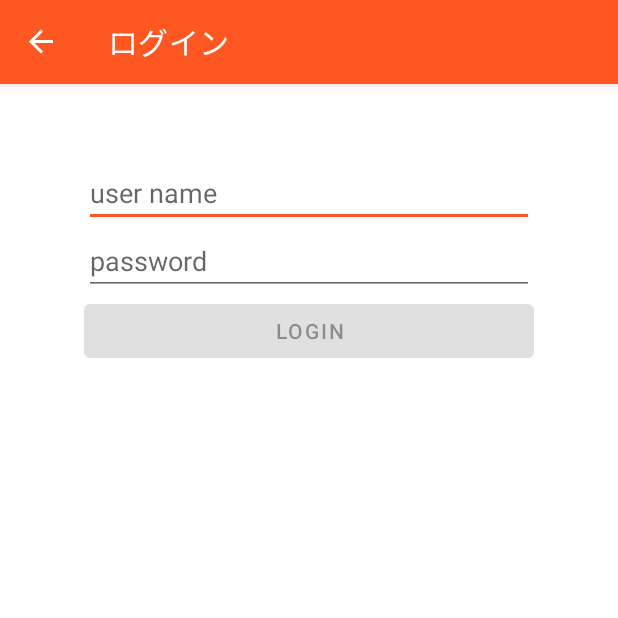
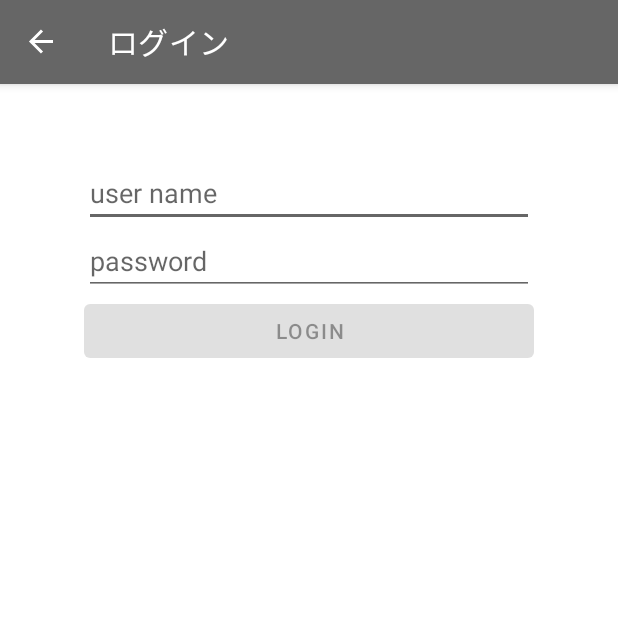
Before and after one commit to gunny517/mylaps, an Android app: the screen it shows after launch (MainActivity), on a phone screen of 412 x 824 dp, the top half of it. Run offline under Robolectric (Android 15) with nearby library versions, the phone set to English and light mode, and no system bars; our stand-ins replace data binding, navigation-ui; libraries missing offline, so code that uses them is left out: retrofit.client.

```diff
--- a/app/build.gradle
+++ b/app/build.gradle
@@ -15,8 +15,8 @@ android {
         applicationId "jp.ceed.android.mylapslogger"
         minSdk 21
         targetSdk 31
-        versionCode 1
-        versionName "1.0"
+        versionCode Integer.parseInt(AppVersionCode)
+        versionName AppVersionName
 
         testInstrumentationRunner "androidx.test.runner.AndroidJUnitRunner"
 
--- /dev/null
+++ b/app/gradle.properties
@@ -0,0 +1,2 @@
+AppVersionCode = 1
+AppVersionName = 1.2.0
--- a/app/src/main/res/menu/menu_main.xml
+++ b/app/src/main/res/menu/menu_main.xml
@@ -21,4 +21,10 @@
 		app:showAsAction="never"
 		android:visible="false"/>
 
+	<item
+		android:id="@+id/action_app_info"
+		android:orderInCategory="100"
+		android:title="@string/action_app_info"
+		app:showAsAction="never"
+		android:visible="false"/>
 </menu>
--- a/app/src/main/res/navigation/nav_graph.xml
+++ b/app/src/main/res/navigation/nav_graph.xml
@@ -22,6 +22,10 @@
 		<action
 			android:id="@+id/action_ActivitiesFragment_to_UserInfoFragment"
 			app:destination="@id/UserInfoFragment"/>
+
+		<action
+			android:id="@+id/action_ActivitiesFragment_to_AppInfoFragment"
+			app:destination="@id/AppInfoFragment"/>
 	</fragment>
 
 	<fragment
@@ -129,4 +133,9 @@
 			android:name="title"
 			app:argType="string"/>
 	</fragment>
+
+	<fragment
+		android:id="@+id/AppInfoFragment"
+		android:name="jp.ceed.android.mylapslogger.AppInfoFragment"
+		android:label="@string/label_app_info_fragment"/>
 </navigation>
--- a/app/src/main/res/values-night/colors.xml
+++ b/app/src/main/res/values-night/colors.xml
@@ -1,7 +1,7 @@
 <?xml version="1.0" encoding="utf-8"?>
 <resources>
-	<color name="colorPrimary">#FF5722</color>
-	<color name="colorPrimaryDark">#C2441C</color>
+	<color name="colorPrimary">#464646</color>
+	<color name="colorPrimaryDark">#33FF9A6B</color>
 	<color name="colorAccent">#3184c9</color>
 	<color name="black">#FF000000</color>
 	<color name="white">#FFFFFFFF</color>
@@ -14,6 +14,6 @@
 	<color name="text_slower">#EC8275</color>
 	<color name="text_menu">@color/white</color>
 	<color name="bg_lap_list_shown">#666666</color>
-	<color name="window_back_ground">#383838</color>
+	<color name="window_back_ground">#161616</color>
 	<color name="speed_bar">#678DFF</color>
 </resources>
--- a/app/src/main/res/values-night/themes.xml
+++ b/app/src/main/res/values-night/themes.xml
@@ -5,7 +5,7 @@
 		<!-- Primary brand color. -->
 		<item name="colorPrimary">@color/colorPrimary</item>
 		<item name="colorPrimaryVariant">@color/colorPrimaryDark</item>
-		<item name="colorOnPrimary">@color/black</item>
+		<item name="colorOnPrimary">@color/white</item>
 		<!-- Secondary brand color. -->
 		<item name="colorSecondary">@color/colorPrimary</item>
 		<item name="colorSecondaryVariant">@color/colorPrimaryDark</item>
@@ -18,4 +18,5 @@
 		<item name="android:textColor">@color/text_default</item>
 		<item name="android:windowBackground">@color/window_back_ground</item>
 	</style>
+
 </resources>
--- a/app/src/main/res/values/colors.xml
+++ b/app/src/main/res/values/colors.xml
@@ -1,12 +1,12 @@
 <?xml version="1.0" encoding="utf-8"?>
 <resources>
-	<color name="colorPrimary">#FF5722</color>
-	<color name="colorPrimaryDark">#C2441C</color>
+	<color name="colorPrimary">#666666</color>
+	<color name="colorPrimaryDark">#FF8146</color>
 	<color name="colorAccent">#3184c9</color>
 	<color name="black">#FF000000</color>
 	<color name="white">#FFFFFFFF</color>
 
-	<color name="bg_lap_list_section">#a8a8a8</color>
+	<color name="bg_lap_list_section">#8b8b8b</color>
 	<color name="bg_lap_list_report_best">#c0a1e9</color>
 	<color name="bg_lap_list_session_best">#b1e7ad</color>
 	<color name="text_default">#333333</color>
--- a/app/src/main/res/values/dimens.xml
+++ b/app/src/main/res/values/dimens.xml
@@ -2,4 +2,7 @@
 	<dimen name="fab_margin">16dp</dimen>
 	<dimen name="header_width_m">100sp</dimen>
 	<dimen name="header_width_l">150sp</dimen>
+	<dimen name="header_width_xl">200sp</dimen>
+	<dimen name="text_size_m">20sp</dimen>
+	<dimen name="padding_m">10sp</dimen>
 </resources>
--- a/app/src/main/res/values/strings.xml
+++ b/app/src/main/res/values/strings.xml
@@ -3,10 +3,12 @@
 	<string name="action_session_summary">セッションサマリー</string>
 	<string name="action_user_info">ユーザー情報</string>
 	<string name="action_session_info">走行データ</string>
+	<string name="action_app_info">アプリ情報</string>
 	<!-- Strings used for fragments for navigation -->
 	<string name="activities_fragment_label">走行日一覧</string>
 	<string name="login_fragment_label">ログイン</string>
 	<string name="label_user_info_fragment">ユーザー情報</string>
+	<string name="label_app_info_fragment">アプリ情報</string>
 	<string name="next">Next</string>
 	<string name="previous">Previous</string>
 
@@ -48,4 +50,5 @@
 	<string name="label_activity_info_title_total_distance">走行距離</string>
 	<string name="label_activity_info_title_total_time">走行時間</string>
 	<string name="label_activity_info_title_best_lap">ベストラップ</string>
+	<string name="label_app_inf_title_app_version">アプリバージョン：</string>
 </resources>
--- a/app/src/main/res/values/styles.xml
+++ b/app/src/main/res/values/styles.xml
@@ -1,7 +1,7 @@
 <?xml version="1.0" encoding="utf-8"?>
 <resources>
     <style name="activity_info_text">
-        <item name="android:layout_marginBottom">4sp</item>
-        <item name="android:textSize">20sp</item>
+        <item name="android:layout_marginBottom">6sp</item>
+        <item name="android:textSize">@dimen/text_size_m</item>
     </style>
 </resources>
--- a/app/src/main/res/values/themes.xml
+++ b/app/src/main/res/values/themes.xml
@@ -5,7 +5,7 @@
 		<!-- Primary brand color. -->
 		<item name="colorPrimary">@color/colorPrimary</item>
 		<item name="colorPrimaryVariant">@color/colorPrimaryDark</item>
-		<item name="colorOnPrimary">@color/white</item>
+		<item name="colorOnPrimary">@color/black</item>
 		<!-- Secondary brand color. -->
 		<item name="colorSecondary">@color/colorPrimary</item>
 		<item name="colorSecondaryVariant">@color/colorPrimaryDark</item>
@@ -19,7 +19,6 @@
 		<item name="android:windowBackground">@color/window_back_ground</item>
 	</style>
 
-
 	<style name="Theme.Mylapslogger.NoActionBar">
 		<item name="windowActionBar">false</item>
 		<item name="windowNoTitle">true</item>
```
Also changed, not shown: app/src/main/java/jp/ceed/android/mylapslogger/ActivitiesFragment.kt (+10 -0 lines), app/src/main/java/jp/ceed/android/mylapslogger/AppInfoFragment.kt (added, +29 -0 lines).
